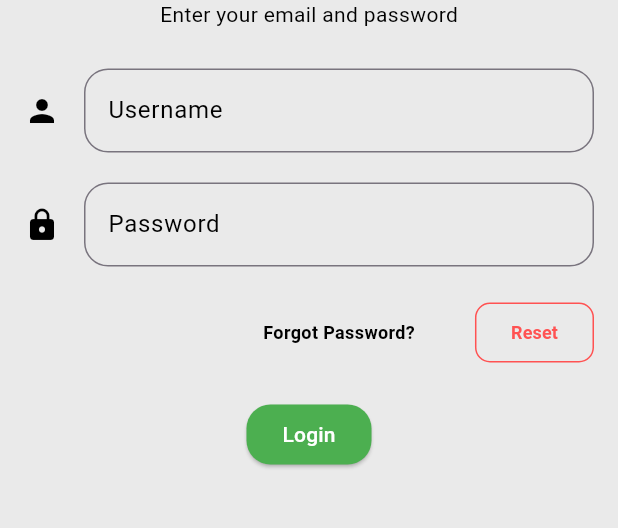
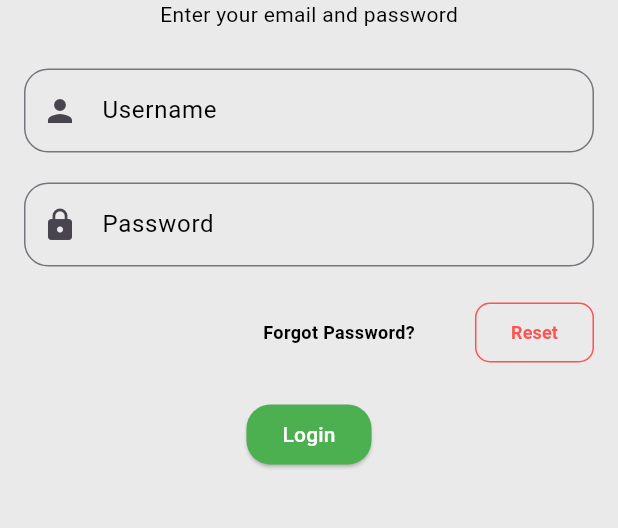
Before and after one commit to Aurits/webmail_app_v2, a Flutter app: the screen it shows after launch, on a phone screen of 412 x 824 dp, the part 431-959 px from its top. Run offline on Flutter 3.47's test engine with Material 3 defaults, Android fonts, the phone set to English and light mode, and no system bars; drawn by our look-alikes of flutter_form_builder; our stand-ins replace dio, sqflite; accounts and stored records are empty.

Commit message:
Nov 28, 2023, 11:21 AM

```diff
--- a/lib/pages/onboarding/login_page.dart
+++ b/lib/pages/onboarding/login_page.dart
@@ -62,8 +62,7 @@ class _LoginPageState extends State<LoginPage> {
                         name: 'username',
                         onChanged: (value) => user.username = value.toString(),
                         decoration: const InputDecoration(
-                          icon: Icon(Icons.person),
-                          iconColor: Colors.black,
+                          prefixIcon: Icon(Icons.person),
                           labelText: 'Username',
                           labelStyle: TextStyle(color: Colors.black),
                           border: OutlineInputBorder(
@@ -88,8 +87,7 @@ class _LoginPageState extends State<LoginPage> {
                             true, // Set this property to true to hide the password
                         decoration: const InputDecoration(
                           labelText: 'Password',
-                          icon: Icon(Icons.lock),
-                          iconColor: Colors.black,
+                          prefixIcon: Icon(Icons.lock),
                           labelStyle: TextStyle(color: Colors.black),
                           border: OutlineInputBorder(
                             borderRadius:
```
